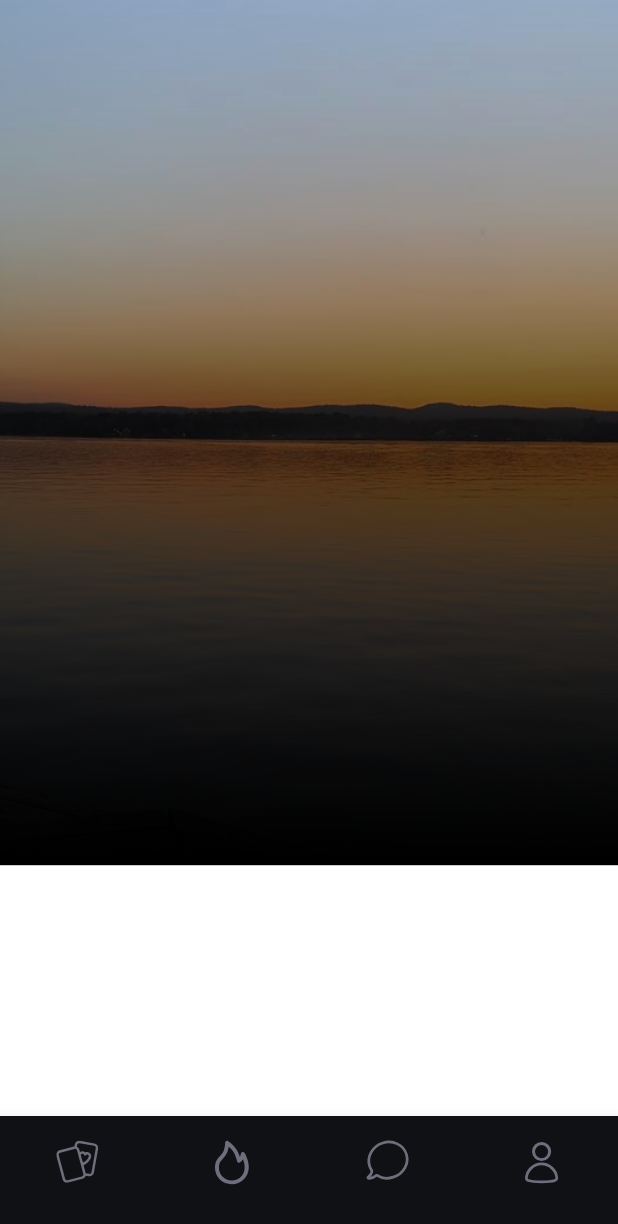
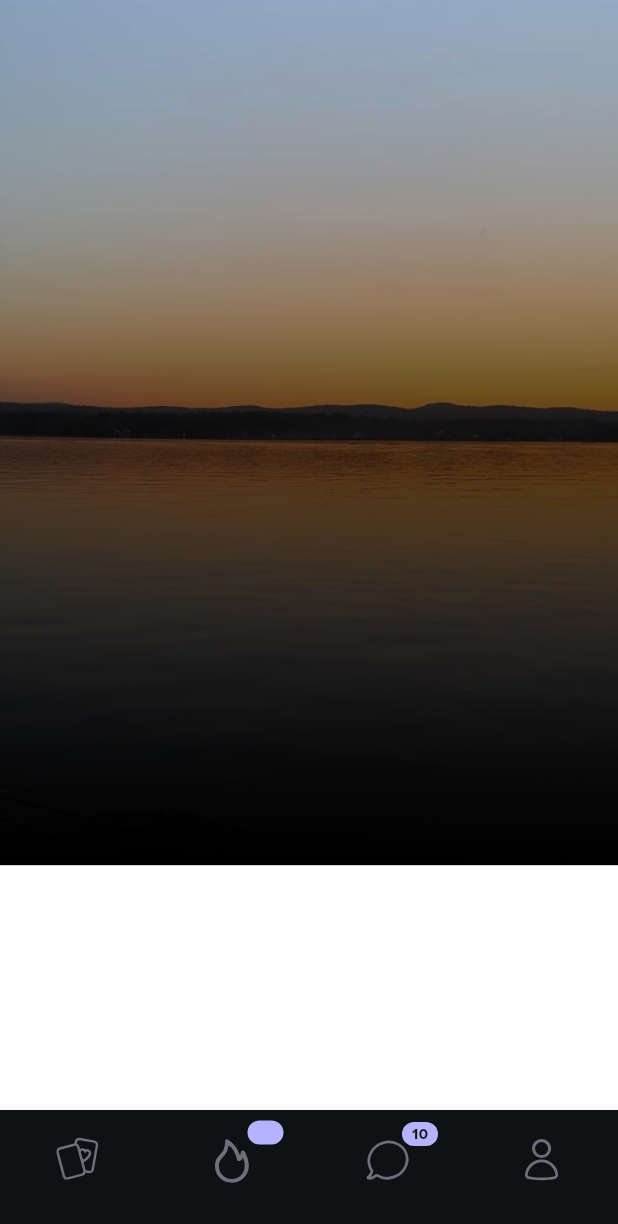
Before and after one commit to CephasPeter/stroll_bonfire, a Flutter app: the screen it shows after launch, on a phone screen of 412 x 824 dp. Shown: the top 1224 px of the screen. Run offline on Flutter 3.47's test engine with Material 3 defaults, Android fonts, the phone set to English and light mode, and no system bars; our stand-ins replace easy_localization, flutter_svg.

Commit message:
-added badges to bottom navigation -changed font from Gilroy to Proxima Nova

```diff
--- a/lib/helpers/theme.dart
+++ b/lib/helpers/theme.dart
@@ -174,7 +174,7 @@ class MaterialTheme {
     return const ColorScheme(
       brightness: Brightness.dark,
       primary: Color(0xff8B88EF),
-      surfaceTint: Color(0xffaac7ff),
+      surfaceTint: Color(0xffB5B2FF),
       onPrimary: Color(0xff0a305f),
       primaryContainer: Color(0xff284777),
       onPrimaryContainer: Color(0xffd6e3ff),
--- a/lib/main.dart
+++ b/lib/main.dart
@@ -33,12 +33,12 @@
       theme: ThemeData(
         useMaterial3: true,
         colorScheme: MaterialTheme.lightScheme(),
-        fontFamily: 'Gilroy',
+        fontFamily: 'Proxima Nova',
       ),
       darkTheme: ThemeData(
         useMaterial3: true,
         colorScheme: MaterialTheme.darkScheme(),
-        fontFamily: 'Gilroy',
+        fontFamily: 'Proxima Nova',
       ),
       themeMode: ThemeMode.dark,
       localizationsDelegates: context.localizationDelegates,
--- a/lib/modules/home_page.dart
+++ b/lib/modules/home_page.dart
@@ -58,18 +58,42 @@ class HomePage extends StatelessWidget {
                 ),
                 BottomNavigationBarItem(
                     icon: Padding(
-                      padding: 1.topPadding,
-                      child: SvgPicture.asset(
-                        'assets/images/bonfire.svg',
+                      padding: 3.topPadding,
+                      child: Badge(
+                        backgroundColor: context.colorScheme.surfaceTint,
+                        label: SizedBox(
+                          width: 16,
+                          height: 13,
+                        ),
+                        child: SvgPicture.asset(
+                          'assets/images/bonfire.svg',
+                        ),
                       ),
                     ),
                     label: ""
                 ),
                 BottomNavigationBarItem(
                     icon: Padding(
-                      padding: 1.topPadding,
-                      child: SvgPicture.asset(
-                        'assets/images/chat.svg',
+                      padding: 5.topPadding,
+                      child: Badge(
+                        backgroundColor: context.colorScheme.surfaceTint,
+                        label: SizedBox(
+                          width: 16,
+                          height: 13,
+                          child: Center(
+                            child: Text(
+                              '10',
+                              style: TextStyle(
+                                color: context.colorScheme.surface,
+                                fontSize: 10,
+                                fontWeight: FontWeight.w700,
+                              ),
+                            ),
+                          )
+                        ),
+                        child: SvgPicture.asset(
+                          'assets/images/chat.svg',
+                        ),
                       ),
                     ),
                     label: ""
```
